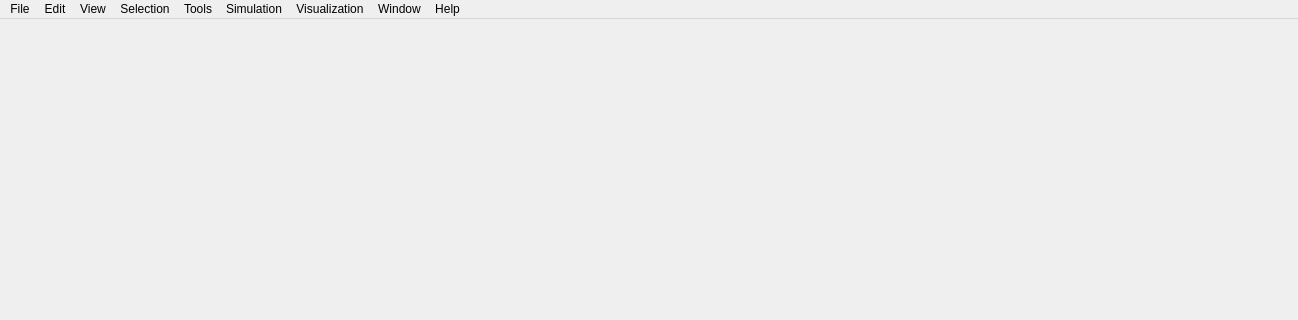
Before: the Qt Designer form ui/App/MainWindow.ui in sharjith/ModelViewer-Qt, drawn with Qt 5; both pictures show x 0 to 1298 and y 0 to 320 of the 1298 by 778 pixel window.
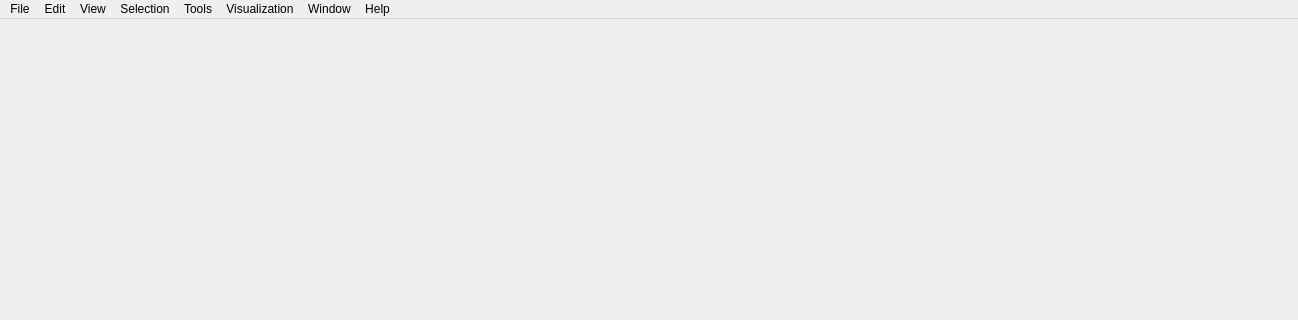
After: the same form once the commit is applied. Icons and pictures are not drawn.

```diff
--- a/ui/App/MainWindow.ui
+++ b/ui/App/MainWindow.ui
@@ -222,7 +222,6 @@
    <addaction name="menuView"/>
    <addaction name="menuSelection"/>
    <addaction name="menuTools"/>
-   <addaction name="menuSimulation"/>
    <addaction name="menuVisualization"/>
    <addaction name="menuWindows"/>
    <addaction name="menuHelp"/>
```
Left out of the diff: 5 changed lines with no effect on the pictures.
